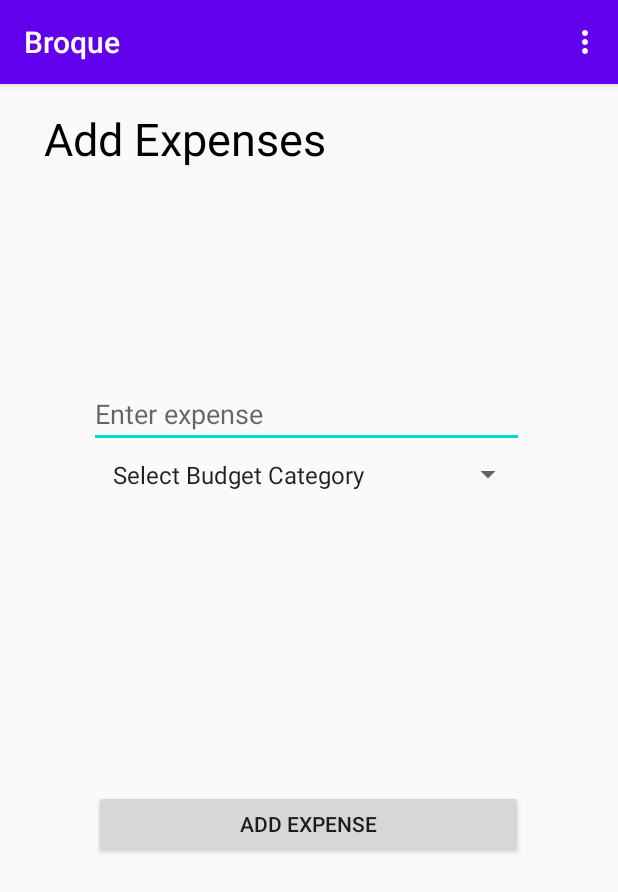
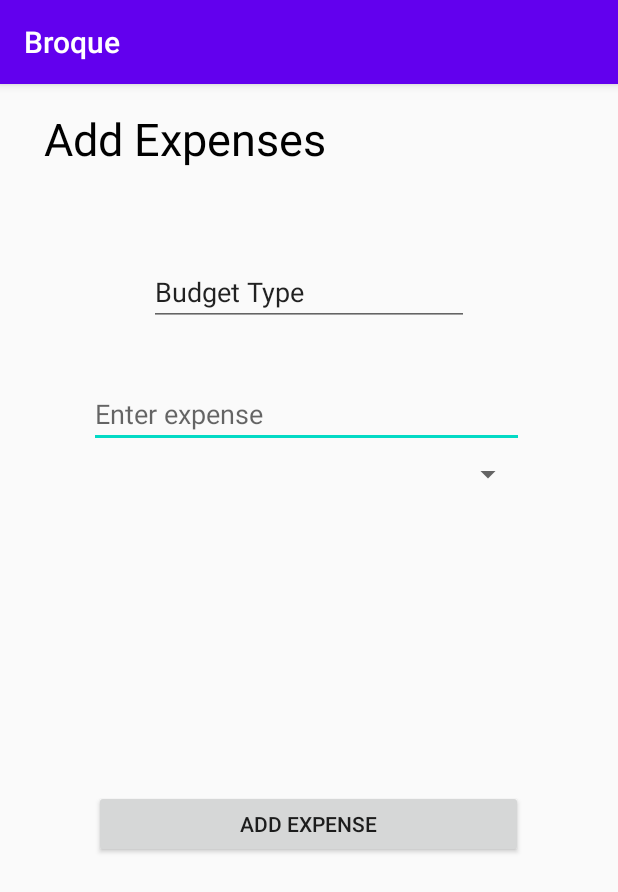
Before and after one commit to Haider-01/CS160-Project, an Android app: the Dashboard screen opened directly, with no data from a screen before it, after a tap on "ADD EXPENSE", on a phone screen of 412 x 824 dp. Shown: the top 892 px of the screen. Run offline under Robolectric (Android 15) with nearby library versions, the light colour scheme and no system bars.

Commit message:
Implemented part of addExpense.java and edited expense.xml

```diff
--- a/app/src/main/java/com/example/CS160Broque/Dashboard.java
+++ b/app/src/main/java/com/example/CS160Broque/Dashboard.java
@@ -40,48 +40,47 @@ public class Dashboard extends AppCompatActivity {
         account = new Gson().fromJson(jsonMyAccount, Account.class);
         System.out.println(account);
 
-        Date date = new Date();
-        SimpleDateFormat formatter = new SimpleDateFormat("dd/MM/yy");
-        String dateString = formatter.format(date);
-
-//        Toast.makeText(getApplicationContext(), , Toast.LENGTH_SHORT).show();
-
-        if(dateString.substring(0, 2).equals("01")){    //reset budget every month on dashboard
-            totalBudgetSpent = 0;
-            billsSpent = 0;
-            foodSpent = 0;
-            entertainmentSpent = 0;
-            othersSpent = 0;
-        }
-
-        TextView budgetHint = (TextView) findViewById(R.id.edt_total_userfields);
-        String budgetString = "Total Budget: " + totalBudgetSpent
-                + " out of " + totalbudgetBudget + " remaining";
-        budgetHint.setHint(budgetString);
-
-        TextView billsHint = (TextView) findViewById(R.id.edt_bill_userfields);
-        String billsString = "Bills: " + billsSpent + " out of " + billsBudget + " remaining";
-        billsHint.setHint(billsString);
-
-        TextView foodHint = (TextView) findViewById(R.id.edt_food_userfields);
-        String foodString = "Food: " + foodSpent + " out of " + foodBudget + " remaining";
-        foodHint.setHint(foodString);
-
-        TextView entertainmentHint = (TextView) findViewById(R.id.edt_entertainment_userfields);
-        String entertainmentString = "Entertainment: " + entertainmentSpent
-                + " out of " + entertainmentBudget + " remaining";
-        entertainmentHint.setHint(entertainmentString);
-
-        TextView othersHint = (TextView) findViewById(R.id.edt_other_userfields);
-        String othersString = "Others: " + othersSpent + " out of " + othersBudget + " remaining";
-        othersHint.setHint(othersString);
+//        Date date = new Date();
+//        SimpleDateFormat formatter = new SimpleDateFormat("dd/MM/yy");
+//        String dateString = formatter.format(date);
+//
+////        Toast.makeText(getApplicationContext(), , Toast.LENGTH_SHORT).show();
+//
+//        if(dateString.substring(0, 2).equals("01")){    //reset budget every month on dashboard
+//            totalBudgetSpent = 0;
+//            billsSpent = 0;
+//            foodSpent = 0;
+//            entertainmentSpent = 0;
+//            othersSpent = 0;
+//        }
+//
+//        TextView budgetHint = (TextView) findViewById(R.id.edt_total_userfields);
+//        String budgetString = "Total Budget: " + totalBudgetSpent
+//                + " out of " + totalbudgetBudget + " remaining";
+//        budgetHint.setHint(budgetString);
+//
+//        TextView billsHint = (TextView) findViewById(R.id.edt_bill_userfields);
+//        String billsString = "Bills: " + billsSpent + " out of " + billsBudget + " remaining";
+//        billsHint.setHint(billsString);
+//
+//        TextView foodHint = (TextView) findViewById(R.id.edt_food_userfields);
+//        String foodString = "Food: " + foodSpent + " out of " + foodBudget + " remaining";
+//        foodHint.setHint(foodString);
+//
+//        TextView entertainmentHint = (TextView) findViewById(R.id.edt_entertainment_userfields);
+//        String entertainmentString = "Entertainment: " + entertainmentSpent
+//                + " out of " + entertainmentBudget + " remaining";
+//        entertainmentHint.setHint(entertainmentString);
+//
+//        TextView othersHint = (TextView) findViewById(R.id.edt_other_userfields);
+//        String othersString = "Others: " + othersSpent + " out of " + othersBudget + " remaining";
+//        othersHint.setHint(othersString);
 
 
-        account.setOnClickListener(new View.OnClickListener() { //take to account screen
+        btn_account.setOnClickListener(new View.OnClickListener() { //take to account screen
             @Override
             public void onClick(View v) {
                 Intent accountIntent = new Intent(Dashboard.this, AccountScreen.class);
-                accountIntent.putExtra("userName", userNameIdentifier);
                 startActivity(accountIntent);
             }
         });
@@ -90,7 +89,6 @@ public class Dashboard extends AppCompatActivity {
             @Override
             public void onClick(View v) {
                 Intent graphViewIntent = new Intent(Dashboard.this, GraphViewables.class);
-                graphViewIntent.putExtra("userName", userNameIdentifier);
                 startActivity(graphViewIntent);
             }
         });
@@ -99,7 +97,6 @@ public class Dashboard extends AppCompatActivity {
             @Override
             public void onClick(View v) {
                 Intent settingsIntent = new Intent(Dashboard.this, Settings.class);
-                settingsIntent.putExtra("userName", userNameIdentifier);
                 startActivity(settingsIntent);
             }
         });
@@ -108,7 +105,7 @@ public class Dashboard extends AppCompatActivity {
             @Override
             public void onClick(View v) {
                 Intent addExpenseIntent = new Intent(Dashboard.this, addExpense.class);
-                addExpenseIntent.putExtra("userName", userNameIdentifier);
+                addExpenseIntent.putExtra("Account", account);
                 startActivity(addExpenseIntent);
             }
         });
--- a/app/src/main/java/com/example/CS160Broque/addExpense.java
+++ b/app/src/main/java/com/example/CS160Broque/addExpense.java
@@ -11,6 +11,7 @@ import android.app.NotificationManager;
 import android.content.Context;
 import android.content.Intent;
 import android.graphics.Color;
+import android.os.AsyncTask;
 import android.os.Build;
 import android.os.Bundle;
 import android.view.Menu;
@@ -24,83 +25,110 @@ import android.widget.Spinner;
 import android.widget.TextView;
 import android.widget.Toast;
 
+import com.google.gson.Gson;
+
+import java.io.IOException;
+import java.net.URISyntaxException;
+
 public class addExpense extends AppCompatActivity {
 
     Button addExpense;
     Spinner spinner;
-    EditText amount;
-
+    EditText budgetType, amount;
+    String jsonMyAccount;
+    String user;
+    Account account;
+    BroqueDB broqueDB;
 
     @Override
     protected void onCreate(Bundle savedInstanceState) {
+
         super.onCreate(savedInstanceState);
         setContentView(R.layout.expense);
+        broqueDB = new BroqueDB();
 
-        final String userNameIdentifier = getIntent().getStringExtra("userName");
+        // Get from bundle
+        Bundle extras = getIntent().getExtras();
+        if (extras != null) {
+            jsonMyAccount = extras.getString("Account");
+            user = extras.getString("Username");
+        }
+        account = new Gson().fromJson(jsonMyAccount, Account.class);
+        System.out.println(account);
 
-        spinner = (Spinner) findViewById(R.id.spinner);
+//        spinner = (Spinner) findViewById(R.id.spinner);
         addExpense = (Button) findViewById(R.id.btn_addExpense_expense);
+        budgetType =(EditText) findViewById(R.id.edit_budgetType);
         amount = (EditText) findViewById(R.id.edt_expense_expense);
-        String[] items = {"Select Budget Category","Food", "Bills", "Entertainment", "Other"};
+//        String[] items = {"Select Budget Category","Food", "Bills", "Entertainment", "Other"};
 
 
-        spinner.setAdapter(new ArrayAdapter<String>(this, android.R.layout.simple_list_item_1,
-                items){
-            @Override
-            public boolean isEnabled(int position) {
-                if (position==0){
-                    return false;
-                }else{
-                    return true;
-                }
-            }
-
-            @Override
-            public View getDropDownView(int position, @Nullable View convertView, @NonNull ViewGroup parent) {
-                View view = super.getDropDownView(position, convertView, parent);
-                TextView tv = (TextView) view;
-                if(position == 0){
-                    // Set the hint text color gray
-                    tv.setTextColor(Color.GRAY);
-                }
-                else {
-                    tv.setTextColor(Color.BLACK);
-                }
-                return view;
-            }
-        });
-
-
-
-        final String choice = spinner.getSelectedItem().toString();
-
-        if(Build.VERSION.SDK_INT >= Build.VERSION_CODES.O){
-            NotificationChannel channel = new NotificationChannel("Notification", "Notification", NotificationManager.IMPORTANCE_DEFAULT);
-            NotificationManager manager = getSystemService(NotificationManager.class);
-            manager.createNotificationChannel(channel);
-        }
+//        spinner.setAdapter(new ArrayAdapter<String>(this, android.R.layout.simple_list_item_1,
+//                items){
+//            @Override
+//            public boolean isEnabled(int position) {
+//                if (position==0){
+//                    return false;
+//                }else{
+//                    return true;
+//                }
+//            }
+//
+//            @Override
+//            public View getDropDownView(int position, @Nullable View convertView, @NonNull ViewGroup parent) {
+//                View view = super.getDropDownView(position, convertView, parent);
+//                TextView tv = (TextView) view;
+//                if(position == 0){
+//                    // Set the hint text color gray
+//                    tv.setTextColor(Color.GRAY);
+//                }
+//                else {
+//                    tv.setTextColor(Color.BLACK);
+//                }
+//                return view;
+//            }
+//        });
+//
+//
+//
+//        final String choice = spinner.getSelectedItem().toString();
+//
+//        if(Build.VERSION.SDK_INT >= Build.VERSION_CODES.O){
+//            NotificationChannel channel = new NotificationChannel("Notification", "Notification", NotificationManager.IMPORTANCE_DEFAULT);
+//            NotificationManager manager = getSystemService(NotificationManager.class);
+//            manager.createNotificationChannel(channel);
+//        }
 
 
         addExpense.setOnClickListener(new View.OnClickListener() {
             @Override
             public void onClick(View v) {
-                Context context = getApplicationContext();
-                Toast toast = Toast.makeText(context, "Expense has been deducted", Toast.LENGTH_SHORT);
-                toast.show();
+//                Context context = getApplicationContext();
+//                Toast toast = Toast.makeText(context, "Expense has been deducted", Toast.LENGTH_SHORT);
+//                toast.show();
+//
+//                double amountNum = Double.parseDouble(amount.getText().toString().trim());
+//                if (amountNum>0){
+//
+//                    NotificationCompat.Builder notify= new NotificationCompat.Builder(addExpense.this,"Notification");
+//
+//                    notify.setContentTitle("Broque");
+//                    notify.setContentText("Your budget for "+ choice +" has exceeded 75%");
+//                    notify.setSmallIcon(R.drawable.abc);
+//                    notify.setAutoCancel(true);
+//
+//                    NotificationManagerCompat not = NotificationManagerCompat.from(addExpense.this);
+//                    not.notify(1,notify.build());
+//                }
+                new InsertExpenseTask().execute(account.getUserName());
 
-                double amountNum = Double.parseDouble(amount.getText().toString().trim());
-                if (amountNum>0){
+                String type = budgetType.getText().toString();
+                String cost = amount.getText().toString();
+                Double numCost = Double.parseDouble(cost);
 
-                    NotificationCompat.Builder notify= new NotificationCompat.Builder(addExpense.this,"Notification");
 
-                    notify.setContentTitle("Broque");
-                    notify.setContentText("Your budget for "+ choice +" has exceeded 75%");
-                    notify.setSmallIcon(R.drawable.abc);
-                    notify.setAutoCancel(true);
 
-                    NotificationManagerCompat not = NotificationManagerCompat.from(addExpense.this);
-                    not.notify(1,notify.build());
-                }
+
 
                 Intent backToDashboard = new Intent(addExpense.this, Dashboard.class);
                 backToDashboard.putExtra("userName", userNameIdentifier);
@@ -112,21 +140,44 @@ public class addExpense extends AppCompatActivity {
 
     }
 
-    @Override
-    public boolean onCreateOptionsMenu(Menu menu) {
-        // Inflate the menu; this adds items to the action bar if it is present.
-        getMenuInflater().inflate(R.menu.appbar_menu, menu);
-        return true;
-    }
-    @Override
-    public boolean onOptionsItemSelected(MenuItem item) {
-        int id = item.getItemId();
-        if (id == R.id.action_logout) {
-            Intent logOut = new Intent(addExpense.this, Login.class);
-            logOut.setFlags(Intent.FLAG_ACTIVITY_CLEAR_TOP);
-            startActivity(logOut);
-            return true;
-        }
-        return super.onOptionsItemSelected(item);
-    }
+    // AsyncTask created to perform network task
+    public class InsertExpenseTask extends AsyncTask<String, String, String> {
+        public String doInBackground(String... args) {
+            String s = null;
+            try {
+                System.out.println("signup start");
+                // TODO remove hardcoded phonenumber
+                s = broqueDB.insertExpense(args[0], "0", "0", "0", "0");
+                System.out.println(s);
+                System.out.println("signup end");
+            } catch (
+                    IOException e) {
+                System.out.println("ioexception caught");
+                e.printStackTrace();
+            } catch (
+                    URISyntaxException e) {
+                System.out.println("uriexception caught");
+                e.printStackTrace();
+            }
+            return s;
+        }// doInBackground
+    }//SignUpTask
+
+//    @Override
+//    public boolean onCreateOptionsMenu(Menu menu) {
+//        // Inflate the menu; this adds items to the action bar if it is present.
+//        getMenuInflater().inflate(R.menu.appbar_menu, menu);
+//        return true;
+//    }
+//    @Override
+//    public boolean onOptionsItemSelected(MenuItem item) {
+//        int id = item.getItemId();
+//        if (id == R.id.action_logout) {
+//            Intent logOut = new Intent(addExpense.this, Login.class);
+//            logOut.setFlags(Intent.FLAG_ACTIVITY_CLEAR_TOP);
+//            startActivity(logOut);
+//            return true;
+//        }
+//        return super.onOptionsItemSelected(item);
+//    }
 }
--- a/app/src/main/res/layout/expense.xml
+++ b/app/src/main/res/layout/expense.xml
@@ -57,4 +57,17 @@
         app:layout_constraintStart_toStartOf="parent"
         app:layout_constraintTop_toBottomOf="@+id/linearLayout_expense"
         app:layout_constraintVertical_bias="0.261" />
+
+    <EditText
+        android:id="@+id/edit_budgetType"
+        android:layout_width="wrap_content"
+        android:layout_height="wrap_content"
+        android:ems="10"
+        android:inputType="textPersonName"
+        android:text="Budget Type"
+        app:layout_constraintBottom_toTopOf="@+id/linearLayout_expense"
+        app:layout_constraintEnd_toEndOf="parent"
+        app:layout_constraintStart_toStartOf="parent"
+        app:layout_constraintTop_toBottomOf="@+id/tv_title_expense" />
+
 </androidx.constraintlayout.widget.ConstraintLayout>
```
